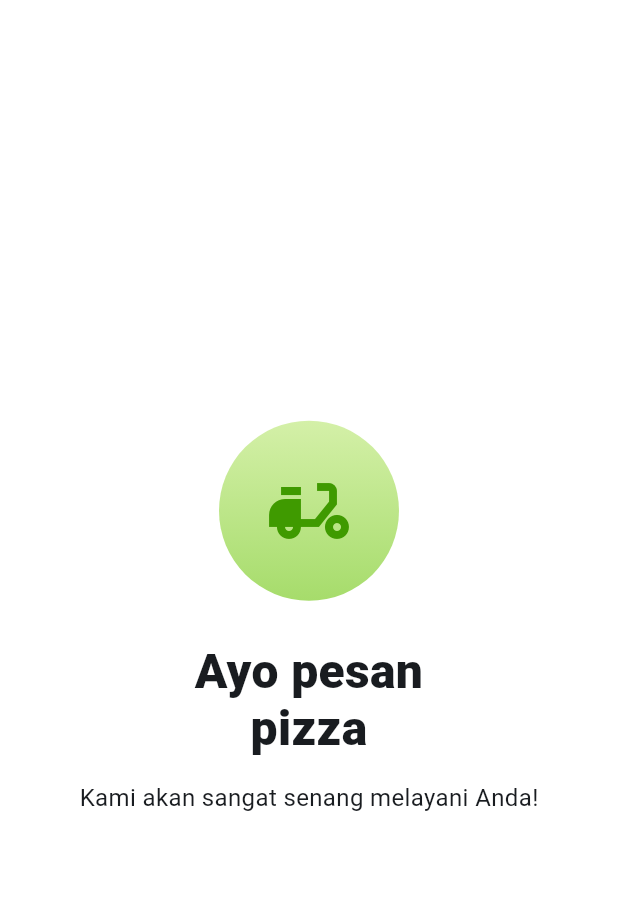
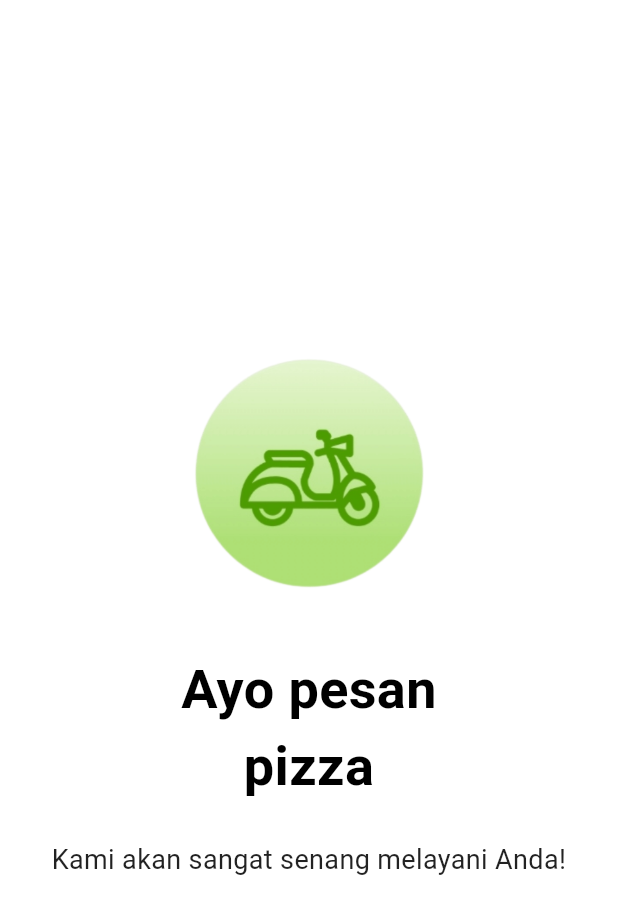
Before and after one commit to sevenstarrs/domino_app, a Flutter app: the EmptyState widget shown alone on an empty page, opened directly, on a phone screen of 412 x 824 dp. Shown: the top 914 px of the screen. Run offline on Flutter 3.47's test engine with Material 3 defaults, Android fonts, the phone set to English and light mode, and no system bars.

Commit message:
aktivitas done

```diff
--- a/lib/presentation/screens/activity/activity_screen.dart
+++ b/lib/presentation/screens/activity/activity_screen.dart
@@ -1,6 +1,7 @@
 import 'package:flutter/material.dart';
 import 'package:flutter/services.dart';
 import '../../../core/theme/app_colors.dart';
+import '../../widgets/empty_state.dart';
 
 class ActivityScreen extends StatefulWidget {
   const ActivityScreen({super.key});
@@ -444,11 +445,7 @@ class _ActivityScreenState extends State<ActivityScreen> {
     final orders = _filteredOrders;
 
     if (orders.isEmpty) {
-      return const Center(
-        child: Text(
-          'Belum ada pesanan',
-          style: TextStyle(fontSize: 16),
-        ),
+      return const EmptyState(
       );
     }
 
--- a/lib/presentation/widgets/empty_state.dart
+++ b/lib/presentation/widgets/empty_state.dart
@@ -1,3 +1,4 @@
+
 import 'package:flutter/material.dart';
 
 class EmptyState extends StatelessWidget {
@@ -7,28 +8,40 @@ class EmptyState extends StatelessWidget {
   Widget build(BuildContext context) {
     return Center(
       child: Column(
-        mainAxisSize: MainAxisSize.min,
+        mainAxisAlignment: MainAxisAlignment.center,
         children: [
-          Container(
-            width: 120,
-            height: 120,
-            decoration: const BoxDecoration(
-              shape: BoxShape.circle,
-              gradient: LinearGradient(
-                begin: Alignment.topCenter,
-                end: Alignment.bottomCenter,
-                colors: [Color(0xFFD4F0A8), Color(0xFFA6DC6B)],
-              ),
+          // Gambar ikon motor
+          Image.asset(
+            'assets/images/ikon aktivitas.png',
+            width: 160,
+            height: 160,
+            fit: BoxFit.contain,
+          ),
+
+          const SizedBox(height: 36),
+
+          // Judul
+          const Text(
+            'Ayo pesan\npizza',
+            textAlign: TextAlign.center,
+            style: TextStyle(
+              fontSize: 36,
+              fontWeight: FontWeight.bold,
+              color: Colors.black,
             ),
-            child: const Icon(Icons.moped, size: 64, color: Color(0xFF3F9A00)),
           ),
-          const SizedBox(height: 28),
-          const Text('Ayo pesan\npizza',
-              textAlign: TextAlign.center,
-              style: TextStyle(fontSize: 32, fontWeight: FontWeight.w800, height: 1.2)),
-          const SizedBox(height: 16),
-          const Text('Kami akan sangat senang melayani Anda!',
-              style: TextStyle(fontSize: 16)),
+
+          const SizedBox(height: 24),
+
+          // Deskripsi
+          const Text(
+            'Kami akan sangat senang melayani Anda!',
+            textAlign: TextAlign.center,
+            style: TextStyle(
+              fontSize: 18,
+              color: Colors.black87,
+            ),
+          ),
         ],
       ),
     );
--- a/pubspec.yaml
+++ b/pubspec.yaml
@@ -57,6 +57,8 @@ flutter:
   # the material Icons class.
   uses-material-design: true
 
+  assets:
+    - assets/images/
   # To add assets to your application, add an assets section, like this:
   # assets:
   #   - images/a_dot_burr.jpeg
```
Also changed, not shown: assets/images/ikon aktivitas.png (added).
